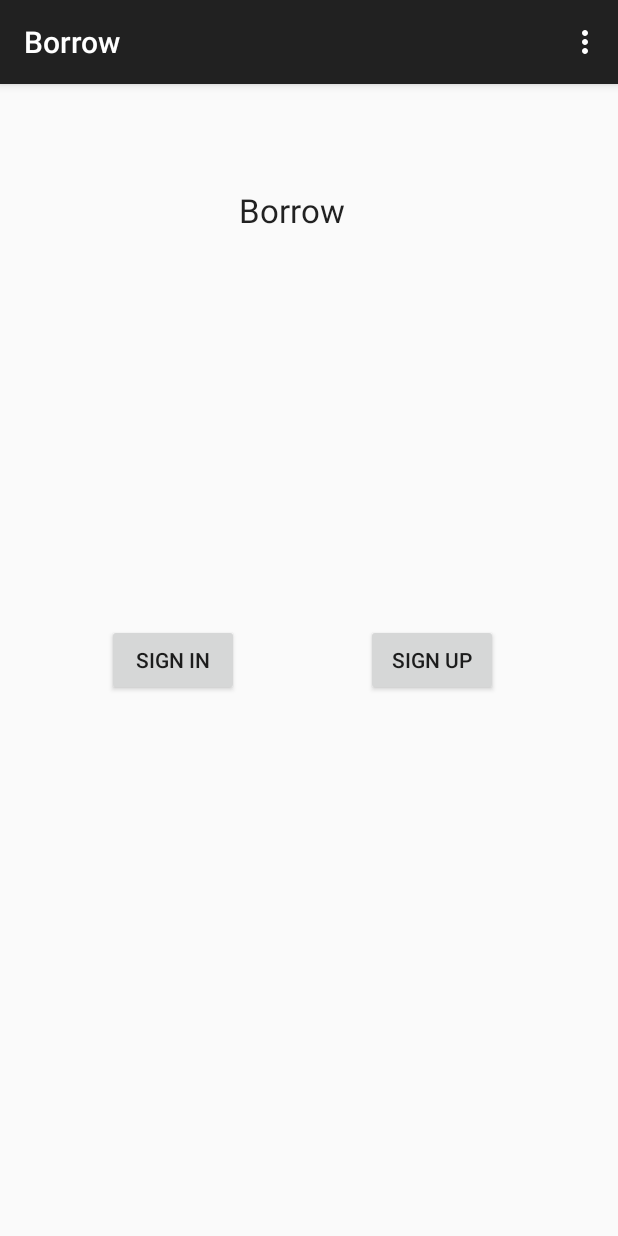
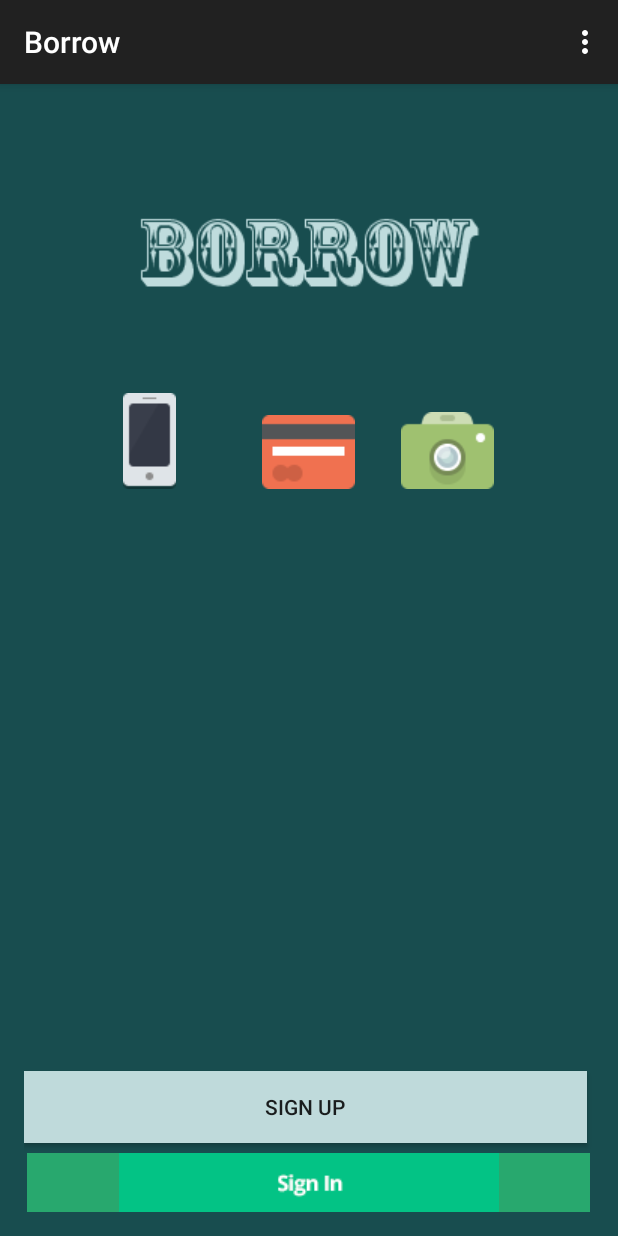
Before and after one commit to borozcod/android-app, an Android app: the screen it shows after launch (MainActivity), on a phone screen of 412 x 824 dp. Run offline under Robolectric (Android 15) with nearby library versions, the phone set to English and light mode, and no system bars; 1 statement that could not run was skipped.

Commit message:
Log in Styled

```diff
--- a/Borrow/app/src/main/res/layout/activity_main.xml
+++ b/Borrow/app/src/main/res/layout/activity_main.xml
@@ -3,43 +3,61 @@
     android:layout_height="match_parent" android:paddingLeft="@dimen/activity_horizontal_margin"
     android:paddingRight="@dimen/activity_horizontal_margin"
     android:paddingTop="@dimen/activity_vertical_margin"
-    android:paddingBottom="@dimen/activity_vertical_margin" tools:context=".MainActivity">
+    android:paddingBottom="@dimen/activity_vertical_margin" tools:context=".MainActivity"
+    android:background="#184D4F">
 
     <Button
-        android:layout_width="wrap_content"
+        android:layout_width="375dp"
         android:layout_height="wrap_content"
-        android:text="Sign In"
-        android:id="@+id/button"
-        android:layout_centerVertical="true"
+        android:text="SIGN UP"
+        android:id="@+id/button2"
+        android:onClick="toSignupActivity"
+        android:nestedScrollingEnabled="true"
+        android:background="#BFDADB"
+        android:layout_alignParentBottom="true"
         android:layout_alignParentStart="true"
-        android:layout_marginStart="55dp"
-        android:onClick="toSigninActivity" />
-
-    <Button
-        android:layout_width="wrap_content"
-        android:layout_height="wrap_content"
-        android:text="Sign Up"
-        android:id="@+id/button2"
-        android:layout_centerVertical="true"
-        android:layout_alignParentEnd="true"
-        android:layout_marginEnd="64dp"
-        android:onClick="toSignupActivity" />
-
-    <TextView
-        android:layout_width="wrap_content"
-        android:layout_height="wrap_content"
-        android:textAppearance="?android:attr/textAppearanceLarge"
-        android:text="Borrow"
-        android:id="@+id/textView"
-        android:layout_marginTop="53dp"
-        android:layout_alignParentTop="true"
-        android:layout_toEndOf="@+id/button" />
+        android:layout_marginBottom="46dp" />
 
     <ImageView
         android:layout_width="wrap_content"
         android:layout_height="wrap_content"
         android:id="@+id/imageView"
-        android:layout_below="@+id/textView"
-        android:layout_centerHorizontal="true"
-        android:layout_marginTop="53dp" />
+        android:layout_marginTop="54dp"
+        android:src="@drawable/BORROW_LABLE"
+        android:layout_alignParentTop="true"
+        android:layout_centerHorizontal="true" />
+
+    <ImageView
+        android:layout_width="wrap_content"
+        android:layout_height="wrap_content"
+        android:id="@+id/imageView2"
+        android:src="@drawable/card"
+        android:layout_alignBottom="@+id/imageView3"
+        android:layout_centerHorizontal="true" />
+
+    <ImageView
+        android:layout_width="wrap_content"
+        android:layout_height="wrap_content"
+        android:id="@+id/imageView3"
+        android:src="@drawable/phone"
+        android:layout_marginTop="60dp"
+        android:layout_below="@+id/imageView"
+        android:layout_alignStart="@+id/imageView" />
+
+    <ImageView
+        android:layout_width="wrap_content"
+        android:layout_height="wrap_content"
+        android:id="@+id/imageView4"
+        android:src="@drawable/camera"
+        android:layout_alignBottom="@+id/imageView2"
+        android:layout_alignEnd="@+id/imageView" />
+
+    <ImageButton
+        android:layout_width="375dp"
+        android:layout_height="wrap_content"
+        android:id="@+id/imageButton"
+        android:src="@drawable/loginIcon"
+        android:background="#28A86E"
+        android:layout_alignParentBottom="true"
+        android:layout_centerHorizontal="true" />
 </RelativeLayout>
```
Also changed, not shown: Borrow/app/src/main/res/drawable/BORROW_LABLE.png (added), Borrow/app/src/main/res/drawable/camera.png (added), Borrow/app/src/main/res/drawable/card.png (added), Borrow/app/src/main/res/drawable/loginIcon.png (added), Borrow/app/src/main/res/drawable/phone.png (added), 2 other files.
